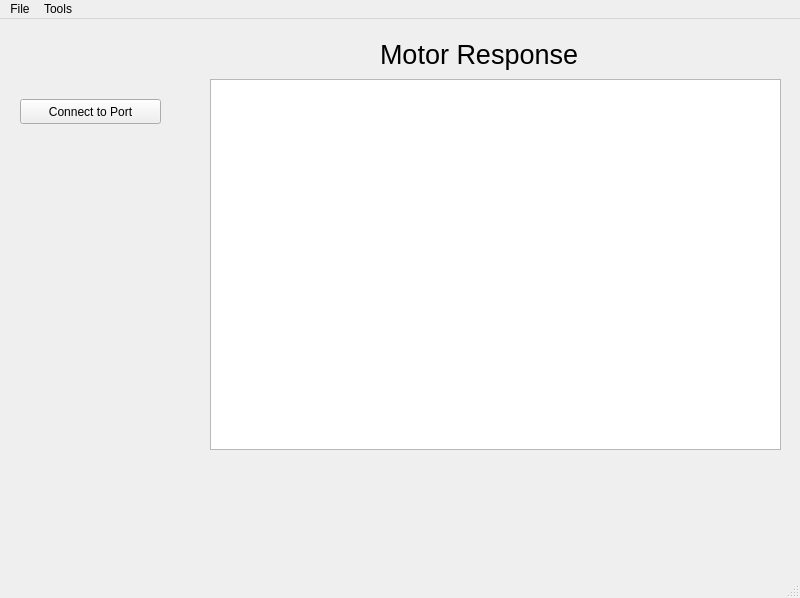
Qt form python_serial/Controller GUI/ui/Controller_GUI.ui (dstoianovici/Teensy4_L298_MotorController) before a commit.
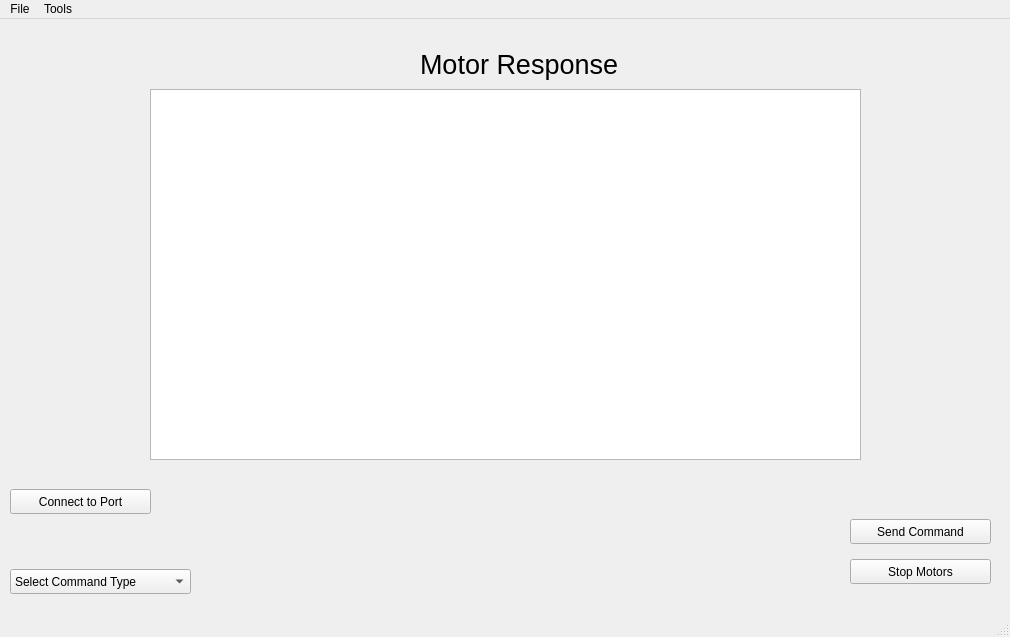
The same form after that commit. Custom widgets are drawn as their Qt base class.

Commit message: gui is live plotting position data

Patch:
```diff
--- a/python_serial/Controller GUI/ui/Controller_GUI.ui
+++ b/python_serial/Controller GUI/ui/Controller_GUI.ui
@@ -6,8 +6,8 @@
    <rect>
     <x>0</x>
     <y>0</y>
-    <width>800</width>
-    <height>598</height>
+    <width>1010</width>
+    <height>637</height>
    </rect>
   </property>
   <property name="windowTitle">
@@ -17,8 +17,8 @@
    <widget class="QLabel" name="label">
     <property name="geometry">
      <rect>
-      <x>380</x>
-      <y>20</y>
+      <x>420</x>
+      <y>30</y>
       <width>211</width>
       <height>31</height>
      </rect>
@@ -35,9 +35,9 @@
    <widget class="PlotWidget" name="responsePlot">
     <property name="geometry">
      <rect>
-      <x>210</x>
-      <y>60</y>
-      <width>571</width>
+      <x>150</x>
+      <y>70</y>
+      <width>711</width>
       <height>371</height>
      </rect>
     </property>
@@ -45,8 +45,8 @@
    <widget class="QPushButton" name="portConnect">
     <property name="geometry">
      <rect>
-      <x>20</x>
-      <y>80</y>
+      <x>10</x>
+      <y>470</y>
       <width>141</width>
       <height>25</height>
      </rect>
@@ -55,13 +55,89 @@
      <string>Connect to Port</string>
     </property>
    </widget>
+   <widget class="QPushButton" name="send_commandButton">
+    <property name="geometry">
+     <rect>
+      <x>850</x>
+      <y>500</y>
+      <width>141</width>
+      <height>25</height>
+     </rect>
+    </property>
+    <property name="text">
+     <string>Send Command</string>
+    </property>
+   </widget>
+   <widget class="QComboBox" name="comboBox">
+    <property name="geometry">
+     <rect>
+      <x>10</x>
+      <y>550</y>
+      <width>181</width>
+      <height>25</height>
+     </rect>
+    </property>
+    <item>
+     <property name="text">
+      <string>Select Command Type</string>
+     </property>
+    </item>
+    <item>
+     <property name="text">
+      <string>PWM</string>
+     </property>
+    </item>
+    <item>
+     <property name="text">
+      <string>PID Position</string>
+     </property>
+    </item>
+    <item>
+     <property name="text">
+      <string>PID Velocity</string>
+     </property>
+    </item>
+    <item>
+     <property name="text">
+      <string>PID Vars POS</string>
+     </property>
+    </item>
+    <item>
+     <property name="text">
+      <string>PID Vars VEL</string>
+     </property>
+    </item>
+   </widget>
+   <widget class="QPushButton" name="pushButton_2">
+    <property name="geometry">
+     <rect>
+      <x>850</x>
+      <y>540</y>
+      <width>141</width>
+      <height>25</height>
+     </rect>
+    </property>
+    <property name="text">
+     <string>Stop Motors</string>
+    </property>
+   </widget>
+   <widget class="QWidget" name="widget" native="true">
+    <property name="geometry">
+     <rect>
+      <x>210</x>
+      <y>459</y>
+      <width>611</width>
+      <height>121</height>
+     </rect>
+    </property>
+   </widget>
   </widget>
   <widget class="QMenuBar" name="menubar">
    <property name="geometry">
     <rect>
      <x>0</x>
      <y>0</y>
-     <width>800</width>
+     <width>1010</width>
      <height>22</height>
     </rect>
    </property>
```
The commit also changes 3 other files.
